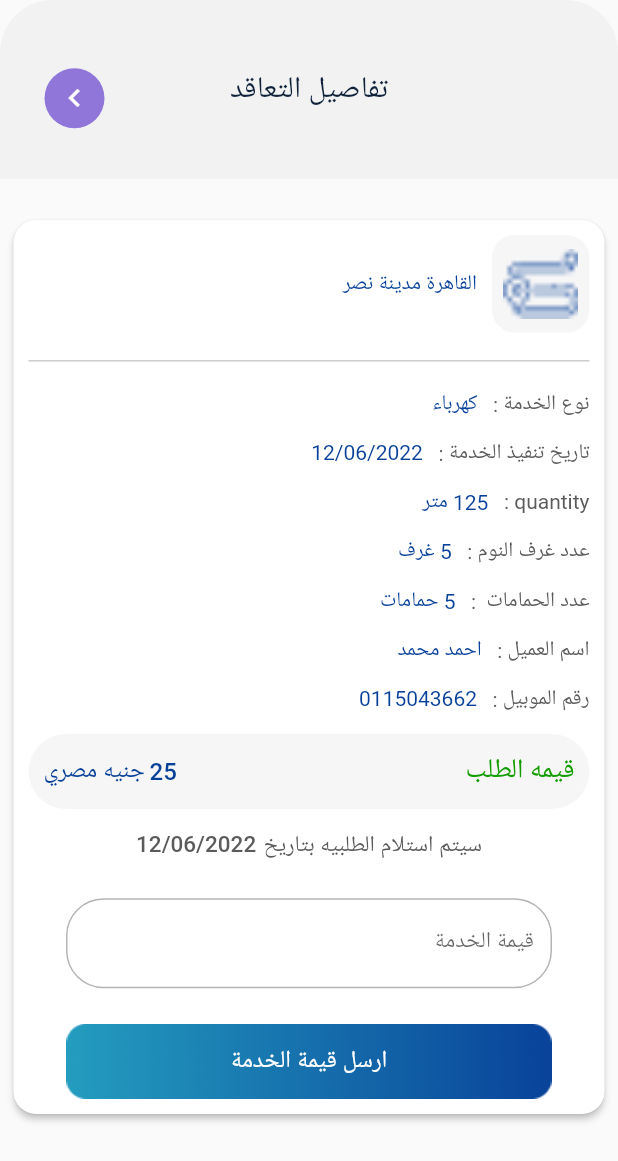
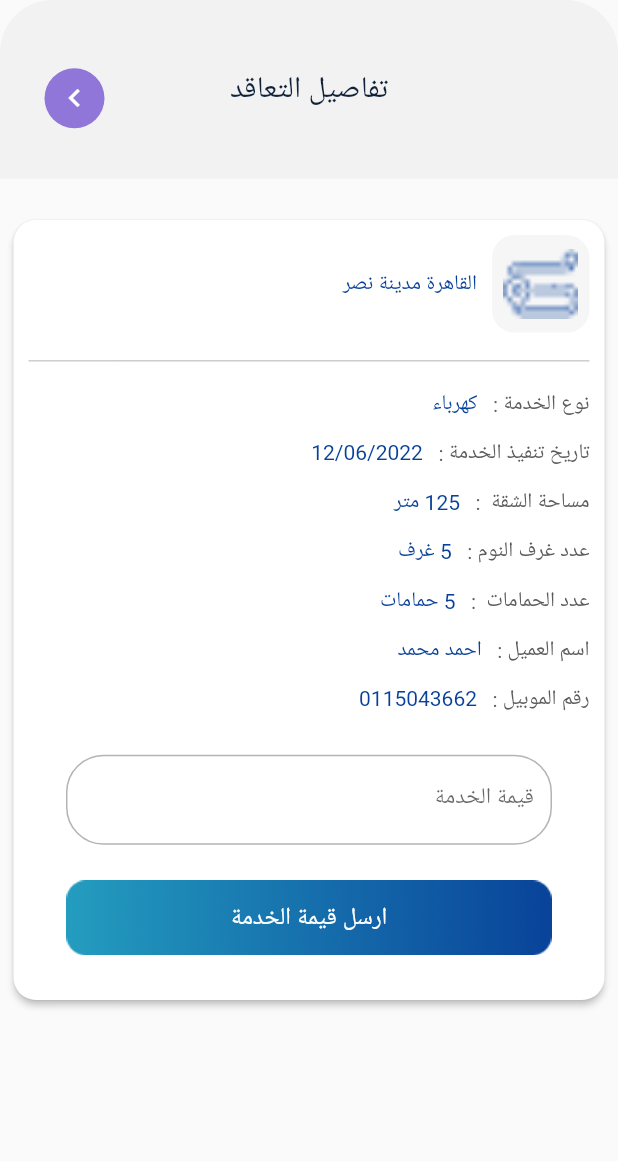
Before and after one commit to MohamedHassan275/PaintAppertmentApp, a Flutter app: the DetailsNewOrderTechnicalScreen screen opened directly with sample values from the repository, on a phone screen of 412 x 824 dp. Shown: the top 1161 px of the screen. Run offline on Flutter 3.47's test engine with Material 2 defaults, Android fonts, the phone set to English and light mode, and no system bars; our stand-ins replace carousel_slider, easy_localization, flutter_spinkit, fluttertoast, get, shared_preferences and 2 more; missing offline and left inert: flutter_launch; accounts and stored records are empty.

Commit message:
Initial commit

```diff
--- a/lib/screens/TechinicalScreens/order_technical_screen/new_order_technical_screen/details_new_order_technical_screen.dart
+++ b/lib/screens/TechinicalScreens/order_technical_screen/new_order_technical_screen/details_new_order_technical_screen.dart
@@ -92,84 +92,6 @@ class _DetailsNewOrderTechnicalScreenState extends State<DetailsNewOrderTechnica
                                 SizedBox(
                                   height: heightValue * .7,
                                 ),
-                                Container(
-                                  height: 50,
-                                  decoration: BoxDecoration(
-                                      color: Themes.ColorApp14,
-                                      borderRadius: BorderRadius.circular(25)
-                                  ),
-                                  child: Padding(
-                                    padding: const EdgeInsets.symmetric(horizontal: 10),
-                                    child: Row(
-                                      mainAxisAlignment: MainAxisAlignment.spaceBetween,
-                                      crossAxisAlignment: CrossAxisAlignment.center,
-                                      children: [
-                                        Text(
-                                          'request_price'.tr,
-                                          style: const TextStyle(
-                                            fontWeight: FontWeight.w500,
-                                            fontSize: 18,
-                                            color: Themes.ColorApp17,
-                                          ),
-                                        ),
-                                        Row(
-                                          children: [
-                                            const Text(
-                                              '${25}',
-                                              style: const TextStyle(
-                                                fontWeight: FontWeight.w500,
-                                                fontSize: 16,
-                                                color: Themes.ColorApp1,
-                                              ),
-                                            ),
-                                            SizedBox(width: widthValue* .3,),
-                                            Text(
-                                              'sar'.tr,
-                                              style: const TextStyle(
-                                                fontWeight: FontWeight.w500,
-                                                fontSize: 16,
-                                                color: Themes.ColorApp1,
-                                              ),
-                                            ),
-                                          ],
-                                        ),
-                                      ],
-                                    ),
-                                  ),
-                                ),
-                                SizedBox(
-                                  height: heightValue * .7,
-                                ),
-                                Column(
-                                  crossAxisAlignment: CrossAxisAlignment.center,
-                                  children: [
-                                    Row(
-                                      mainAxisAlignment: MainAxisAlignment.center,
-                                      children: [
-                                        Text(
-                                          'order_will_be_received'.tr,
-                                          style: const TextStyle(
-                                            fontWeight: FontWeight.w500,
-                                            fontSize: 15,
-                                            color: Themes.ColorApp8,
-                                          ),
-                                        ),
-                                        SizedBox(width: widthValue * .5,),
-                                        Text(
-                                          '${widget.newOrder.executionDate}',
-                                          style: const TextStyle(
-                                            fontWeight: FontWeight.w500,
-                                            fontSize: 15,
-                                            color: Themes.ColorApp8,
-                                          ),
-                                        ),
-                                      ],
-                                    ),
-                                    SizedBox(
-                                      height: heightValue * .6,
-                                    ),
-                                  ],
-                                ),
                                 SizedBox(height: heightValue * .7,),
                                 CustomTextFieldWidget(title: 'value_order', keyboardType: TextInputType.text, textEditingController: valueOrder),
                                 SizedBox(height: heightValue * .5,),
@@ -187,8 +109,9 @@ class _DetailsNewOrderTechnicalScreenState extends State<DetailsNewOrderTechnica
                                   // }
                                   Get.to(const HomeTechincalMainScreen());
                                 }),
+                                SizedBox(height: heightValue * 1,),
                               ],
-                            )
+                            ),
                         ),
                       ),
                     ),
--- a/lib/utils/localization/translation.dart
+++ b/lib/utils/localization/translation.dart
@@ -65,6 +65,7 @@ class MyTranslation extends Translations{
       "order_details" : "تفاصيل الطلب",
       "request_type" : "اسم الخدمة : ",
       "distance_appertment" : "مساحة الشقة ",
+      "quantity" : "مساحة الشقة ",
       "cost_of_bid" : "تكلفه العرض المقدم",
       "request_currently" : "حاليا يتم تجهيز طلبك",
       "received" : "تم الاستلام",
```
